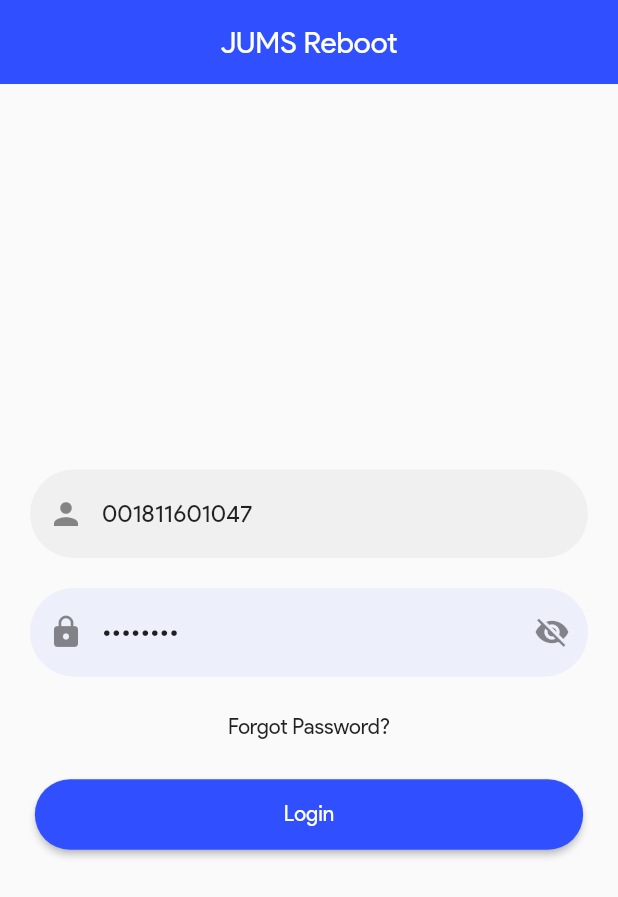
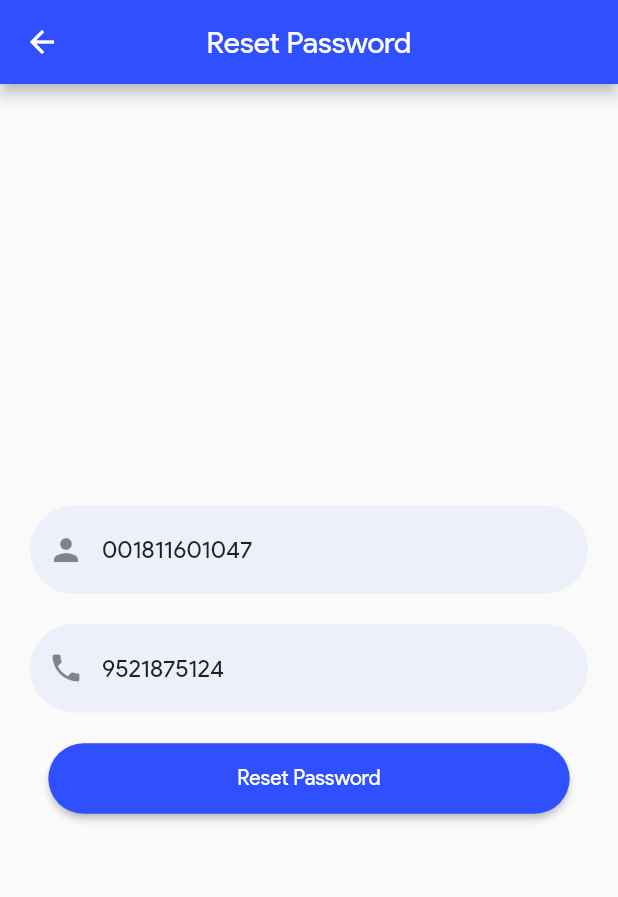
Before and after one commit to kishanhitk/jumsRebootFlutter, a Flutter app: the screen it shows after launch, after a tap on "Forgot Password?", on a phone screen of 412 x 824 dp. Shown: the top 897 px of the screen. Run offline on Flutter 3.47's test engine with Material 2 defaults, Android fonts, the phone set to English and light mode, and no system bars; our stand-ins replace font_awesome_flutter, google_fonts, share; missing offline and left inert: flutter_full_pdf_viewer, share_extend.

Commit message:
Added password reset functionality

```diff
--- a/lib/forgotpassword.dart
+++ b/lib/forgotpassword.dart
@@ -0,0 +1,174 @@
+import 'dart:convert';
+
+import 'package:flutter/cupertino.dart';
+import 'package:flutter/material.dart';
+import 'package:http/http.dart';
+
+class ForgotPassword extends StatefulWidget {
+  @override
+  _ForgotPasswordState createState() => _ForgotPasswordState();
+}
+
+class _ForgotPasswordState extends State<ForgotPassword> {
+  String uname;
+  String phone;
+  final _formKey = GlobalKey<FormState>();
+  bool isLoading = false;
+  String newPasswordText = ' ';
+  submit() async {
+    setState(() {
+      isLoading = true;
+    });
+    print(uname);
+    print(phone);
+    Response response = await post(
+      "https://ancient-waters-86273.herokuapp.com/forgotPassword",
+      headers: <String, String>{
+        'Content-Type': 'application/json; charset=UTF-8',
+      },
+      body: jsonEncode(<String, String>{'uname': uname, 'mobile': phone}),
+    );
+    if (response.statusCode == 200) {
+      print(response.body);
+
+      setState(() {
+        newPasswordText = response.body;
+      });
+      showDialog(
+          context: context,
+          builder: (context) => AlertDialog(
+                content: SelectableText(newPasswordText),
+              ));
+    } else {
+      showDialog(
+          context: context,
+          builder: (context) => AlertDialog(
+                content: Text("Something went wrong!"),
+              ));
+    }
+    setState(() {
+      isLoading = false;
+    });
+  }
+
+  @override
+  Widget build(BuildContext context) {
+    return Scaffold(
+      appBar: AppBar(
+        centerTitle: true,
+        title: Text("Reset Password"),
+      ),
+      body: Column(
+        mainAxisAlignment: MainAxisAlignment.center,
+        children: [
+          isLoading
+              ? Center(child: CircularProgressIndicator())
+              : Form(
+                  key: _formKey,
+                  child: Column(
+                    mainAxisAlignment: MainAxisAlignment.center,
+                    children: [
+                      Padding(
+                        padding: const EdgeInsets.symmetric(
+                            horizontal: 20.0, vertical: 10),
+                        child: TextFormField(
+                          validator: (value) {
+                            if (value.isEmpty) {
+                              return "Please enter your complete Roll No.";
+                            } else
+                              return null;
+                          },
+                          decoration: InputDecoration(
+                              fillColor: Color(
+                                0x11304ffe,
+                              ),
+                              labelText: "University Roll No.",
+                              floatingLabelBehavior:
+                                  FloatingLabelBehavior.never,
+                              filled: true,
+                              prefixIcon: Icon(
+                                Icons.person,
+                              ),
+                              border: OutlineInputBorder(
+                                borderSide: BorderSide.none,
+                                borderRadius: BorderRadius.circular(50),
+                              )),
+                          keyboardType: TextInputType.number,
+                          initialValue: "001811601047",
+                          onChanged: (val) {
+                            setState(() {
+                              uname = val;
+                            });
+                            print(val);
+                          },
+                        ),
+                      ),
+                      Padding(
+                        padding: const EdgeInsets.symmetric(
+                            horizontal: 20.0, vertical: 10),
+                        child: TextFormField(
+                          validator: (value) {
+                            if (value.length != 10)
+                              return "Mobile number should be 10 digits.";
+                            else
+                              return null;
+                          },
+                          decoration: InputDecoration(
+                              fillColor: Color(
+                                0x11304ffe,
+                              ),
+                              filled: true,
+                              labelText: "Password",
+                              floatingLabelBehavior:
+                                  FloatingLabelBehavior.never,
+                              prefixIcon: Icon(
+                                Icons.phone,
+                              ),
+                              border: OutlineInputBorder(
+                                borderSide: BorderSide.none,
+                                borderRadius: BorderRadius.circular(50),
+                              )),
+                          keyboardType: TextInputType.phone,
+                          initialValue: "9521875124",
+                          onChanged: (val) {
+                            setState(() {
+                              phone = val;
+                            });
+                            print(val);
+                          },
+                        ),
+                      ),
+                      Padding(
+                        padding: const EdgeInsets.all(10.0),
+                        child: RaisedButton(
+                          shape: RoundedRectangleBorder(
+                              borderRadius: BorderRadius.circular(50)),
+                          color: Color(
+                            0xff304ffe,
+                          ),
+                          onPressed: () {
+                            if (_formKey.currentState.validate()) {
+                              print(uname);
+                              print(phone);
+                              submit();
+                            }
+                          },
+                          child: Padding(
+                            padding: const EdgeInsets.symmetric(
+                                horizontal: 110.0, vertical: 15),
+                            child: Text(
+                              "Reset Password",
+                              style: TextStyle(color: Colors.white),
+                            ),
+                          ),
+                        ),
+                      ),
+
+                    ],
+                  ),
+                ),
+        ],
+      ),
+    );
+  }
+}
--- a/lib/loginPage.dart
+++ b/lib/loginPage.dart
@@ -4,6 +4,7 @@ import 'package:flutter/cupertino.dart';
 import 'package:flutter/material.dart';
 import 'package:font_awesome_flutter/font_awesome_flutter.dart';
 import 'package:http/http.dart';
+import 'package:jumsRebootFlutter/forgotpassword.dart';
 import 'package:jumsRebootFlutter/models/user.dart';
 import 'package:jumsRebootFlutter/profilePage.dart';
 
@@ -24,6 +25,8 @@ class _LoginPageState extends State<LoginPage> {
     });
   }
 
+  final _formKey = GlobalKey<FormState>();
+
   String serverResponse;
   submit() async {
     setState(() {
@@ -38,6 +41,7 @@ class _LoginPageState extends State<LoginPage> {
       },
       body: jsonEncode(<String, String>{'uname': uname, 'pass': pass}),
     );
+    if (response.statusCode == 200) {
       setState(() {
         serverResponse = response.body;
       });
@@ -53,9 +57,20 @@ class _LoginPageState extends State<LoginPage> {
             user: b,
             pass: pass,
             uname: uname,
-                )));
-    // print(a['name']);
-    // print(json.decode(serverResponse));
+          ),
+        ),
+      );
+    } else {
+      showDialog(
+        context: context,
+        builder: (context) => AlertDialog(
+          content: Text("Something went wrong!"),
+        ),
+      );
+    }
+    setState(() {
+      isLoading = false;
+    });
   }
 
   @override
@@ -70,6 +85,7 @@ class _LoginPageState extends State<LoginPage> {
         child: isLoading
             ? Center(child: CircularProgressIndicator())
             : Form(
+                key: _formKey,
                 child: Column(
                   mainAxisAlignment: MainAxisAlignment.center,
                   children: [
@@ -77,8 +93,17 @@ class _LoginPageState extends State<LoginPage> {
                       padding: const EdgeInsets.symmetric(
                           horizontal: 20.0, vertical: 10),
                       child: TextFormField(
+                        validator: (value) {
+                          if (value.isEmpty) {
+                            return "Enter your roll no.";
+                          } else
+                            return null;
+                        },
                         decoration: InputDecoration(
                             filled: true,
+                            fillColor: Color(
+                              0x11304ffe,
+                            ),
                             prefixIcon: Icon(
                               Icons.person,
                             ),
@@ -100,6 +125,12 @@ class _LoginPageState extends State<LoginPage> {
                       padding: const EdgeInsets.symmetric(
                           horizontal: 20.0, vertical: 10),
                       child: TextFormField(
+                        validator: (value) {
+                          if (value.isEmpty) {
+                            return "Enter your password";
+                          } else
+                            return null;
+                        },
                         obscureText: _isObscureText,
                         decoration: InputDecoration(
                             fillColor: Color(
@@ -122,7 +153,6 @@ class _LoginPageState extends State<LoginPage> {
                               borderSide: BorderSide.none,
                               borderRadius: BorderRadius.circular(50),
                             )),
-                      keyboardType: TextInputType.number,
                         initialValue: "158261ed",
                         onChanged: (val) {
                           setState(() {
@@ -132,7 +162,18 @@ class _LoginPageState extends State<LoginPage> {
                         },
                       ),
                     ),
-                  FlatButton(onPressed: () {}, child: Text("Forgot Password?")),
+                    FlatButton(
+                        onPressed: () {
+                          Navigator.push(
+                              context,
+                              CupertinoPageRoute(
+                                  builder: (context) => ForgotPassword()));
+                        },
+                        child: Text(
+                          "Forgot Password?",
+                          style:
+                              TextStyle(color: Theme.of(context).primaryColor),
+                        )),
                     Padding(
                       padding: const EdgeInsets.all(10.0),
                       child: RaisedButton(
@@ -141,7 +182,10 @@ class _LoginPageState extends State<LoginPage> {
                         color: Color(
                           0xff304ffe,
                         ),
-                      onPressed: submit,
+                        onPressed: () {
+                          if (_formKey.currentState.validate()) submit();
+
+                        },
                         child: Padding(
                           padding: const EdgeInsets.symmetric(
                               horizontal: 150.0, vertical: 15),
@@ -153,7 +197,8 @@ class _LoginPageState extends State<LoginPage> {
                       ),
                     )
                   ],
-              )),
+                ),
+              ),
       ),
     );
   }
```
Lines whose indentation alone changed are shown as unchanged.
